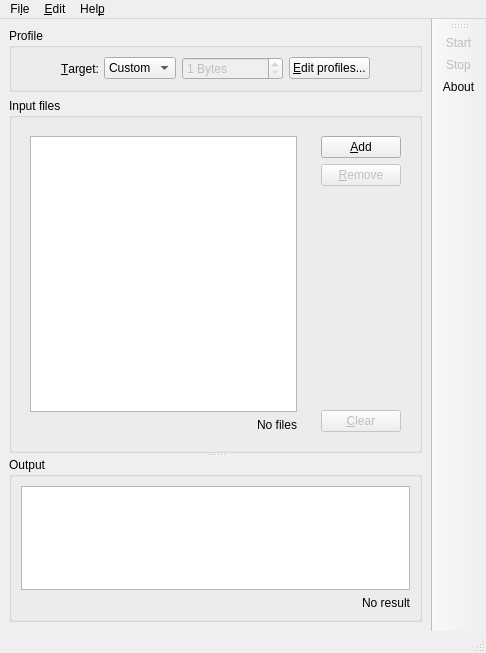
Qt form src/python/qdiskfit/mainwindow/mainwindow.ui (velnias75/diskfit) before a commit.
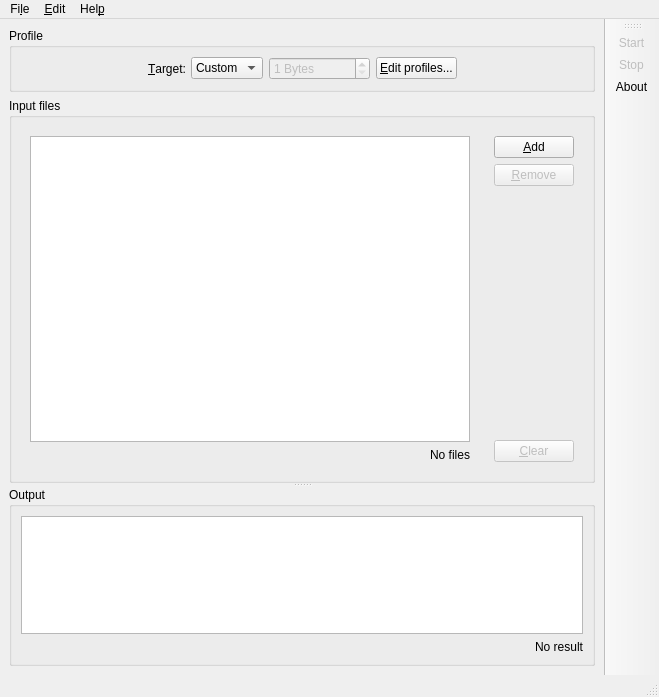
The same form after that commit. Icons and pictures are not drawn.

What changed in the file:
```diff
--- a/src/python/qdiskfit/mainwindow/mainwindow.ui
+++ b/src/python/qdiskfit/mainwindow/mainwindow.ui
@@ -2,6 +2,14 @@
 <ui version="4.0">
  <class>MainWindow</class>
  <widget class="QMainWindow" name="MainWindow">
+  <property name="geometry">
+   <rect>
+    <x>0</x>
+    <y>0</y>
+    <width>659</width>
+    <height>697</height>
+   </rect>
+  </property>
   <property name="windowIcon">
    <iconset theme="qdiskfit">
     <normaloff>.</normaloff>.</iconset>
```
